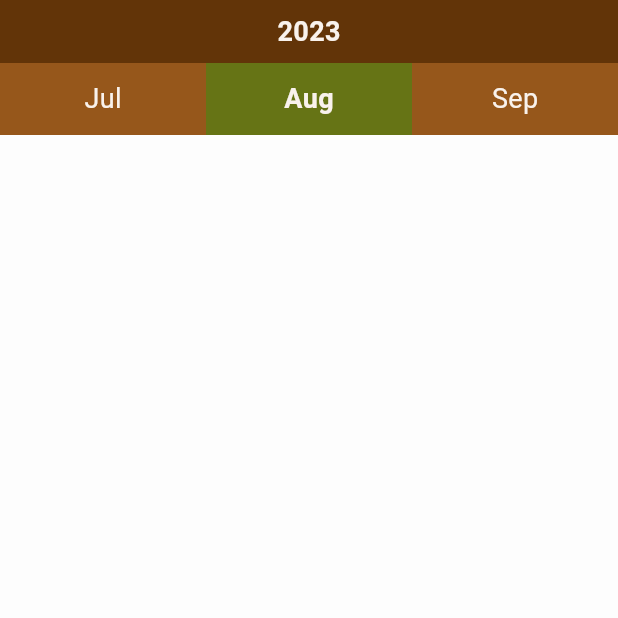
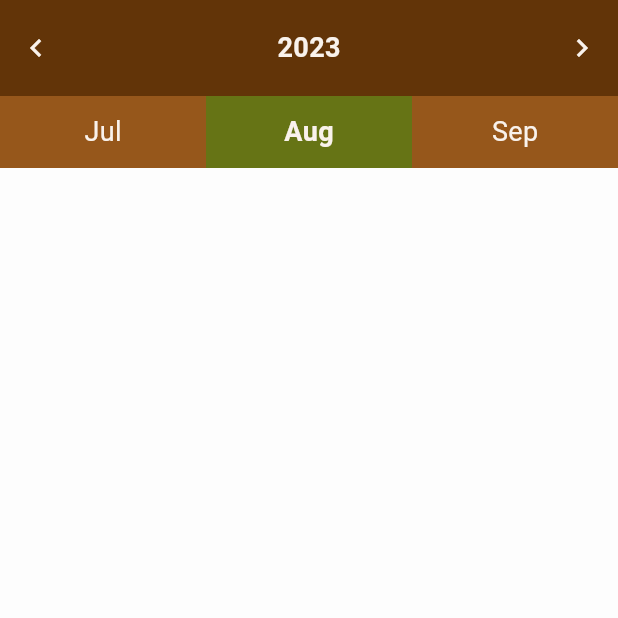
Before and after one commit to kezia2909/food_sales_recording_application, a Flutter app: the HistoryPage screen opened directly, on a phone screen of 412 x 824 dp, the top half of it. Run offline on Flutter 3.47's test engine with Material 2 defaults, Android fonts, the phone set to English and light mode, and no system bars; our stand-ins replace dropdown_textfield, get, sqflite; missing offline and left inert: iconify_flutter, number_inc_dec; accounts and stored records are empty; network calls fail.

Commit message:
button to change year in history

```diff
--- a/lib/pages/history_page.dart
+++ b/lib/pages/history_page.dart
@@ -39,6 +39,7 @@ class _HistoryPageState extends State<HistoryPage> {
   ];
 
   int choosedMonth = 0;
+  int choosedYear = 0;
 
   final isExpandedList1 = List<bool>.generate(1, (int index) => false);
   final isExpandedList2 = List<bool>.generate(3, (int index) => false);
@@ -174,9 +175,10 @@ class _HistoryPageState extends State<HistoryPage> {
   void initState() {
     super.initState();
     var now = new DateTime.now();
-    var formatter = new DateFormat('MM');
-    String month = formatter.format(now);
+    var formatterMonth = new DateFormat('MM');
+    String month = formatterMonth.format(now);
     choosedMonth = int.parse(month);
+    choosedYear = now.year;
     _refreshData(month);
   }
 
@@ -192,9 +194,30 @@ class _HistoryPageState extends State<HistoryPage> {
               alignment: Alignment.center,
               width: double.infinity,
               color: Appcolors.darkColor,
-              child: TitleText(
-                text: "2023",
-                isBold: true,
+              child: Row(
+                mainAxisAlignment: MainAxisAlignment.spaceBetween,
+                children: [
+                  IconButton(
+                    color: Appcolors.lightColor,
+                    icon: Icon(Icons.navigate_before),
+                    onPressed: () {
+                      choosedYear--;
+                      setState(() {});
+                    },
+                  ),
+                  TitleText(
+                    text: "$choosedYear",
+                    isBold: true,
+                  ),
+                  IconButton(
+                    color: Appcolors.lightColor,
+                    icon: Icon(Icons.navigate_next),
+                    onPressed: () {
+                      choosedYear++;
+                      setState(() {});
+                    },
+                  ),
+                ],
               ),
             ),
             Container(
```
